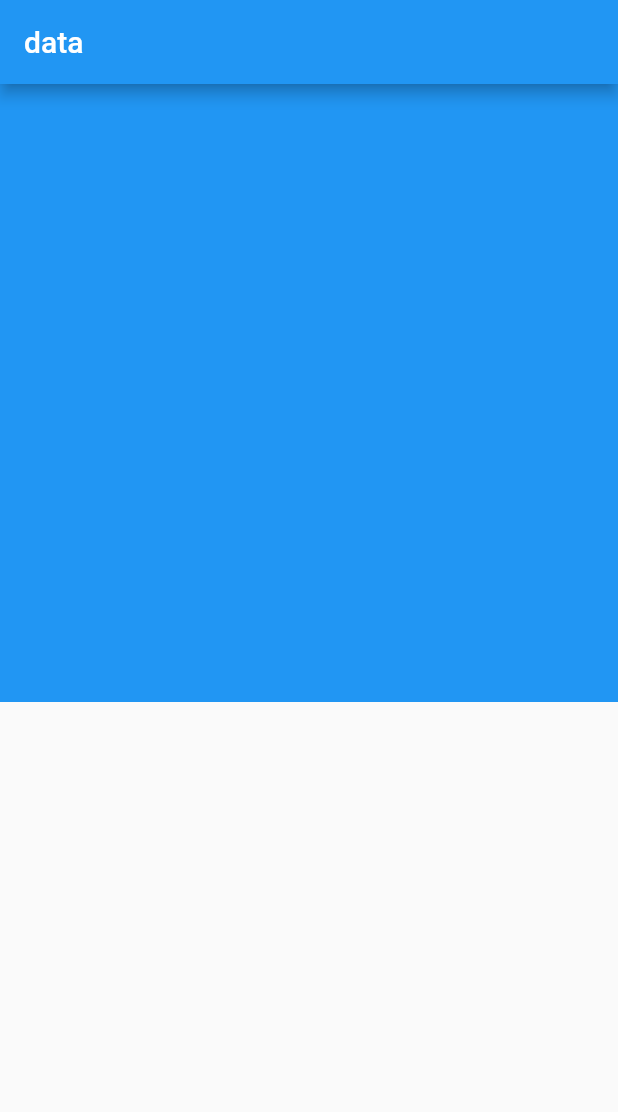
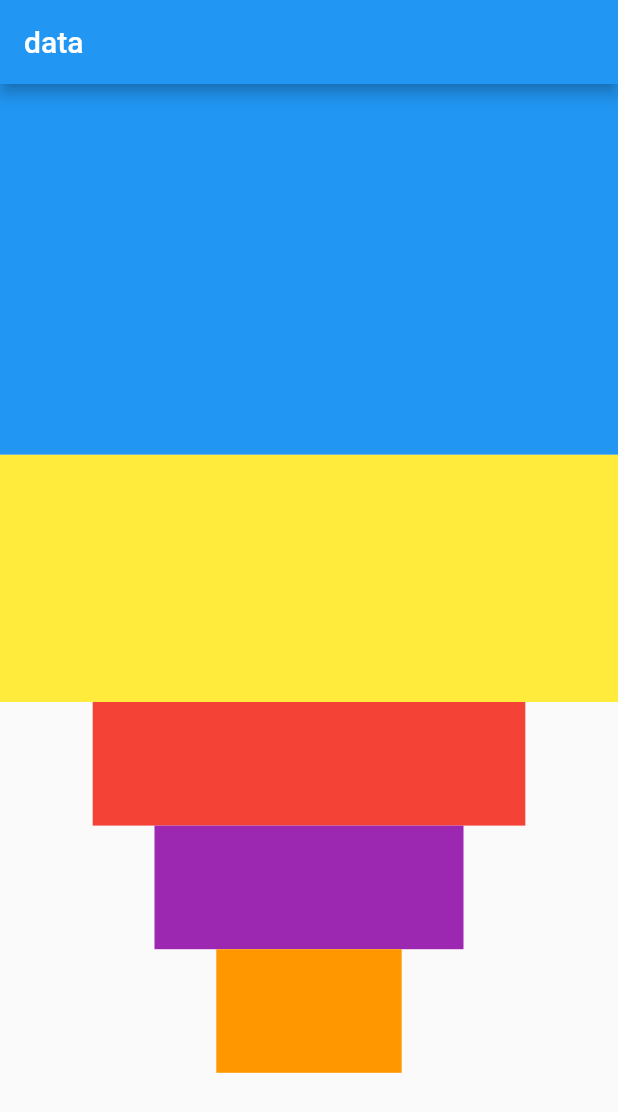
Before and after one commit to ebubekirsezer/Flutter-Responsive-App, a Flutter app: the screen it shows after launch, on a phone screen of 412 x 824 dp. Shown: the top 1112 px of the screen. Run offline on Flutter 3.47's test engine with Material 2 defaults, Android fonts, the phone set to English and light mode, and no system bars.

Commit message:
Media query sample ui added

```diff
--- a/responsiveapp/lib/homeview.dart
+++ b/responsiveapp/lib/homeview.dart
@@ -15,14 +15,37 @@ class _HomeViewState extends State<HomeView> {
       appBar: AppBar(
         title: Text("data"),
       ),
-      body: Column(
-        children: [
-          Container(
-            height: pageHeight * 0.5,
-            color: Colors.blue,
-          ),
-        ],
-      ),
+      body: buildColumnWithMediaQueries(),
+    );
+  }
+
+  Column buildColumnWithMediaQueries() {
+    return Column(
+      children: [
+        Container(
+          height: pageHeight * 0.3,
+          color: Colors.blue,
+        ),
+        Container(
+          height: pageHeight * 0.2,
+          color: Colors.yellow,
+        ),
+        Container(
+          height: pageHeight * 0.1,
+          width: pageWidth * 0.7,
+          color: Colors.red,
+        ),
+        Container(
+          height: pageHeight * 0.1,
+          width: pageWidth * 0.5,
+          color: Colors.purple,
+        ),
+        Container(
+          height: pageHeight * 0.1,
+          width: pageWidth * 0.3,
+          color: Colors.orange,
+        ),
+      ],
     );
   }
 }
```
